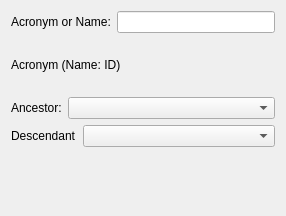
Above: src/scipyen/gui/widgets/dataclasswidgets/brainglobeatlasstructurelookup.ui from ctigaret/scipyen before the change. Below: the same form after it.
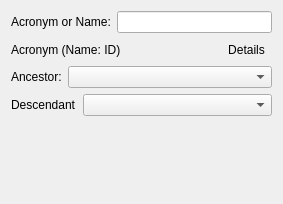
That is the form after the change. Icons and pictures are not drawn. Custom widgets are drawn as their Qt base class.

The edit to the form file:
```diff
--- a/src/scipyen/gui/widgets/dataclasswidgets/brainglobeatlasstructurelookup.ui
+++ b/src/scipyen/gui/widgets/dataclasswidgets/brainglobeatlasstructurelookup.ui
@@ -6,8 +6,8 @@
    <rect>
     <x>0</x>
     <y>0</y>
-    <width>286</width>
-    <height>216</height>
+    <width>283</width>
+    <height>204</height>
    </rect>
   </property>
   <property name="windowTitle">
@@ -44,6 +44,8 @@
       </layout>
      </item>
      <item>
+      <layout class="QHBoxLayout" name="horizontalLayout_4">
+       <item>
       <widget class="QLabel" name="structureIDAcroNameLabel">
        <property name="toolTip">
         <string>BrainGlobe Struture Acronym (Name: ID)</string>
@@ -58,6 +60,21 @@
         <string>Acronym (Name: ID)</string>
        </property>
       </widget>
+       </item>
+       <item>
+        <widget class="QToolButton" name="detailsToolButton">
+         <property name="text">
+          <string>Details</string>
+         </property>
+         <property name="icon">
+          <iconset theme="view-list-tree"/>
+         </property>
+         <property name="autoRaise">
+          <bool>true</bool>
+         </property>
+        </widget>
+       </item>
+      </layout>
      </item>
      <item>
       <layout class="QHBoxLayout" name="horizontalLayout_2">
```
Lines whose indentation alone changed are shown as unchanged.
